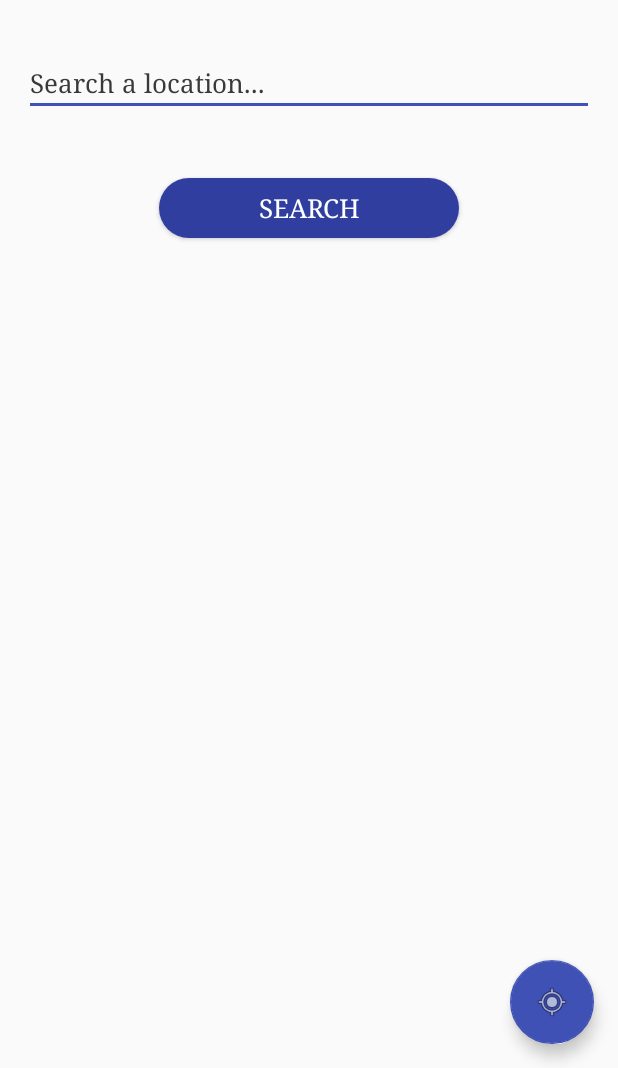
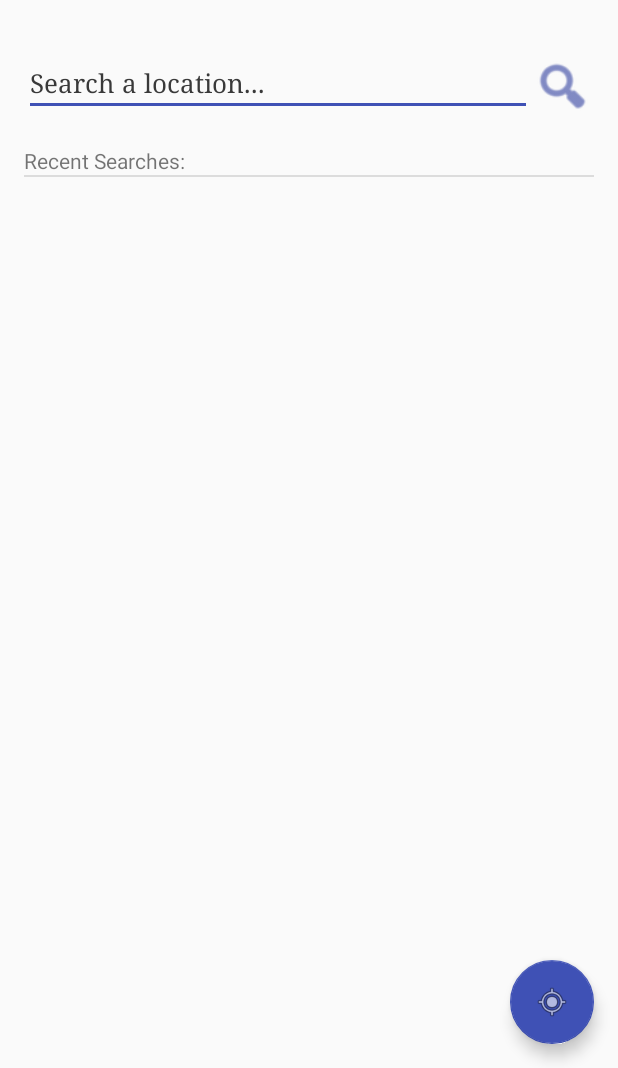
Before and after one commit to hardeepsingh07/Festivent, an Android app: the screen it shows after launch (Main), on a phone screen of 412 x 824 dp, the part 168-1236 px from its top. Run offline under Robolectric (Android 15) with nearby library versions, the light colour scheme and no system bars; 3 statements that could not run were skipped.

Commit message:
Enhancements to Main page

```diff
--- a/app/src/main/java/com/example/adriene/festivent/Main.java
+++ b/app/src/main/java/com/example/adriene/festivent/Main.java
@@ -1,6 +1,7 @@
 package com.example.adriene.festivent;
 
 import android.app.AlertDialog;
+import android.content.Context;
 import android.content.DialogInterface;
 import android.content.Intent;
 import android.content.SharedPreferences;
@@ -17,9 +18,14 @@ import android.support.v7.app.AppCompatActivity;
 import android.support.v7.widget.Toolbar;
 import android.view.Menu;
 import android.view.MenuItem;
+import android.view.inputmethod.InputMethodManager;
 import android.widget.AdapterView;
+import android.widget.ArrayAdapter;
 import android.widget.AutoCompleteTextView;
 import android.widget.Button;
+import android.widget.ImageButton;
+import android.widget.ListView;
+import android.widget.TextView;
 import android.widget.Toast;
 
 import com.google.android.gms.common.ConnectionResult;
@@ -33,20 +39,29 @@ import com.google.android.gms.location.places.Places;
 import com.google.android.gms.maps.model.LatLng;
 import com.google.android.gms.maps.model.LatLngBounds;
 
+import java.util.ArrayList;
+import java.util.HashSet;
+import java.util.Set;
+
 public class Main extends AppCompatActivity
         implements NavigationView.OnNavigationItemSelectedListener,
         GoogleApiClient.OnConnectionFailedListener {
 
     public static AutoCompleteTextView ac;
-    public static Button search;
+    public static ImageButton search;
     public static FloatingActionButton fab;
     protected GoogleApiClient mGoogleApiClient;
     private PlaceAutocompleteAdapter mAdapter;
+    private ListView mListView;
     public double latitude, longitude;
     public String wordLocation;
     public GPS gps;
     public boolean trigger = false;
     public SharedPreferences prefs;
+    public CharSequence primaryText = "";
+    public CharSequence secondaryText = "";
+    private ArrayList<String> recentItems = new ArrayList<String>();
+    public ArrayAdapter<String> adapterForList;
     private static final LatLngBounds BOUNDS = new LatLngBounds(
             new LatLng(-34.041458, 150.790100), new LatLng(-33.682247, 151.383362));
 
@@ -55,8 +70,9 @@ public class Main extends AppCompatActivity
         super.onCreate(savedInstanceState);
         setContentView(R.layout.activity_main);
 
-        //get preference manager
+        //get Preference Manager
         prefs = PreferenceManager.getDefaultSharedPreferences(Main.this);
+
         //setup place lookup client
         mGoogleApiClient = new GoogleApiClient.Builder(this)
                 .enableAutoManage(this, 0, this)
@@ -70,21 +86,39 @@ public class Main extends AppCompatActivity
         //Intialize the varibale and views
         fab = (FloatingActionButton) findViewById(R.id.fab);
         ac = (AutoCompleteTextView) findViewById(R.id.ac);
-        search = (Button) findViewById(R.id.sMain);
+        search = (ImageButton) findViewById(R.id.sIButton);
+        mListView = (ListView) findViewById(R.id.mListView);
+        adapterForList = new ArrayAdapter<String>(Main.this, android.R.layout.simple_list_item_1, recentItems);
+        TextView header = new TextView(Main.this);
+        header.setText("Recent Searches: ");
+        mListView.addHeaderView(header);
+        mListView.setAdapter(adapterForList);
 
+        //list to click on ListView
+        mListView.setOnItemClickListener(new AdapterView.OnItemClickListener() {
+            @Override
+            public void onItemClick(AdapterView<?> parent, View view, int position, long id) {
+                Toast.makeText(Main.this, "Under Construction", Toast.LENGTH_SHORT).show();
+            }
+        });
+
+        //listen to auto-complete option click
         ac.setOnItemClickListener(new AdapterView.OnItemClickListener() {
             @Override
             public void onItemClick(AdapterView<?> parent, View view, int position, long id) {
+                //hide keyboard
+                InputMethodManager inputMethodManager = (InputMethodManager) getSystemService(Context.INPUT_METHOD_SERVICE);
+                inputMethodManager.hideSoftInputFromWindow(
+                        ac.getWindowToken(), 0);
+
                 final AutocompletePrediction item = mAdapter.getItem(position);
                 final String placeId = item.getPlaceId();
-                final CharSequence primaryText = item.getPrimaryText(null);
+                primaryText = item.getPrimaryText(null);
+                secondaryText = item.getSecondaryText(null);
 
                 PendingResult<PlaceBuffer> placeResult = Places.GeoDataApi
                         .getPlaceById(mGoogleApiClient, placeId);
                 placeResult.setResultCallback(mUpdatePlaceDetailsCallback);
-
-                Toast.makeText(getApplicationContext(), "Clicked: " + primaryText,
-                        Toast.LENGTH_SHORT).show();
             }
         });
 
@@ -93,6 +127,8 @@ public class Main extends AppCompatActivity
                         null);
         ac.setAdapter(mAdapter);
 
+
+        //listen to fab button click
         fab.setOnClickListener(new View.OnClickListener() {
             @Override
             public void onClick(View view) {
@@ -112,6 +148,7 @@ public class Main extends AppCompatActivity
             }
         });
 
+        //listen to search button click
         search.setOnClickListener(new View.OnClickListener() {
             @Override
             public void onClick(View v) {
@@ -121,6 +158,9 @@ public class Main extends AppCompatActivity
 
                 //show dialog to pick activity to view results
                 switchDialog();
+
+                //add to ArrayList Appropriately
+                addToRecentItems(primaryText, secondaryText);
             }
         });
 
@@ -134,6 +174,44 @@ public class Main extends AppCompatActivity
         navigationView.setNavigationItemSelectedListener(this);
     }
 
+    @Override
+    protected void onPause() {
+        super.onPause();
+        convertArrayToSet();
+    }
+
+    @Override
+    protected void onResume() {
+        super.onResume();
+        convertSetToArray();
+    }
+
+    private void addToRecentItems(CharSequence primaryText, CharSequence secondaryText) {
+        String item = primaryText.toString() + " " + secondaryText.toString();
+        int size = recentItems.size();
+        if(size >= 3) {
+            recentItems.remove(size - 1);
+            recentItems.add(0, item);
+        } else {
+            recentItems.add(0, item);
+        }
+        adapterForList.notifyDataSetChanged();
+    }
+
+    //convert the Arraylist into Set and store it in Shared Preferences
+    public void convertArrayToSet() {
+        if(!recentItems.isEmpty()) {
+            Set<String> itemSet = new HashSet<String>(recentItems);
+            prefs.edit().putStringSet("items", itemSet).apply();
+        }
+    }
+
+    public void convertSetToArray() {
+        Set<String> itemSet = prefs.getStringSet("items", null);
+        if(itemSet != null) {
+            recentItems.addAll(itemSet);
+        }
+    }
 
 
     @Override
@@ -143,6 +221,7 @@ public class Main extends AppCompatActivity
             drawer.closeDrawer(GravityCompat.START);
         } else {
             super.onBackPressed();
+            convertArrayToSet();
         }
     }
 
--- a/app/src/main/res/layout/content_main.xml
+++ b/app/src/main/res/layout/content_main.xml
@@ -22,6 +22,17 @@
         android:textColor="#303F9F"
         android:textSize="30dp" />
 
+    <LinearLayout
+        android:layout_width="wrap_content"
+        android:layout_height="wrap_content"
+        android:layout_below="@+id/mTitle"
+        android:layout_alignParentRight="true"
+        android:layout_alignParentEnd="true"
+        android:layout_alignParentLeft="true"
+        android:layout_alignParentStart="true"
+        android:weightSum="1"
+        android:id="@+id/linearLayout">
+
     <AutoCompleteTextView
         android:layout_width="wrap_content"
         android:layout_height="wrap_content"
@@ -37,19 +48,28 @@
         android:typeface="serif"
         android:textStyle="normal"
         android:hint="Search a location..."
-        android:textColorHint="#393939" />
+        android:textColorHint="#393939"
+        android:layout_weight="0.95" />
 
-    <Button
-        android:layout_width="200dp"
-        android:layout_height="40dp"
-        android:text="Search"
-        android:id="@+id/sMain"
-        android:layout_below="@+id/ac"
-        android:layout_centerHorizontal="true"
-        android:background="@drawable/recbutton"
-        android:layout_marginTop="41dp"
-        android:textStyle="normal"
-        android:typeface="serif"
-        android:textSize="17dp"
-        android:textColor="#FFFFFF" />
+        <ImageButton
+            android:layout_width="wrap_content"
+            android:layout_height="40dp"
+            android:layout_gravity="bottom"
+            android:background="@android:drawable/ic_menu_search"
+            android:id="@+id/sIButton"
+            android:backgroundTint="#303F9F"
+            android:layout_weight="0.05" />
+
+    </LinearLayout>
+
+    <ListView
+        android:layout_width="wrap_content"
+        android:layout_height="260dp"
+        android:id="@+id/mListView"
+        android:choiceMode="singleChoice"
+        android:layout_below="@+id/linearLayout"
+        android:layout_alignParentLeft="true"
+        android:layout_alignParentStart="true"
+        android:layout_marginTop="20dp"/>
+
 </RelativeLayout>
```
Also changed, not shown: app/src/main/java/com/example/adriene/festivent/PlaceAutocompleteAdapter.java (+2 -66 lines).
